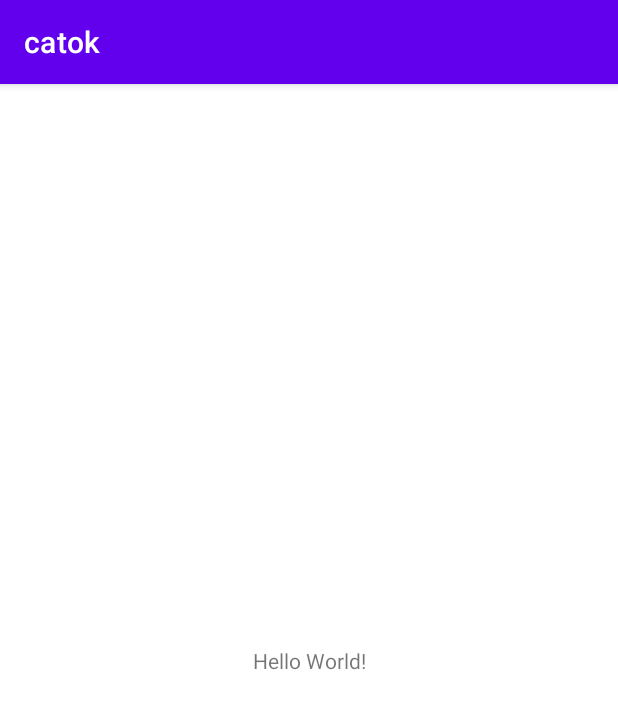
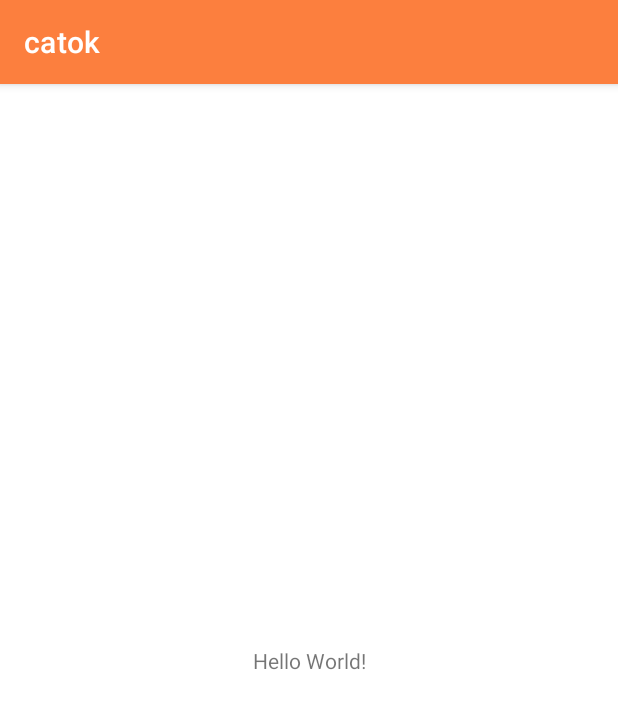
Before and after one commit to naufalmng/catok, an Android app: the screen it shows after launch (MainActivity), on a phone screen of 412 x 824 dp. Shown: the top 709 px of the screen. Run offline under Robolectric (Android 15) with nearby library versions, the phone set to English and light mode, and no system bars.

```diff
--- a/app/src/main/res/values-night/themes.xml
+++ b/app/src/main/res/values-night/themes.xml
@@ -2,7 +2,7 @@
     <!-- Base application theme. -->
     <style name="Theme.Catok" parent="Theme.MaterialComponents.DayNight.DarkActionBar">
         <!-- Primary brand color. -->
-        <item name="colorPrimary">@color/purple_200</item>
+        <item name="colorPrimary">@color/orange</item>
         <item name="colorPrimaryVariant">@color/purple_700</item>
         <item name="colorOnPrimary">@color/black</item>
         <!-- Secondary brand color. -->
--- a/app/src/main/res/values/colors.xml
+++ b/app/src/main/res/values/colors.xml
@@ -1,6 +1,6 @@
 <?xml version="1.0" encoding="utf-8"?>
 <resources>
-    <color name="purple_200">#FFBB86FC</color>
+    <color name="orange">#FC7F3E</color>
     <color name="purple_500">#FF6200EE</color>
     <color name="purple_700">#FF3700B3</color>
     <color name="teal_200">#FF03DAC5</color>
--- a/app/src/main/res/values/strings.xml
+++ b/app/src/main/res/values/strings.xml
@@ -1,3 +1,4 @@
 <resources>
     <string name="app_name">catok</string>
+    <string name="version">V1.0.0</string>
 </resources>
--- a/app/src/main/res/values/themes.xml
+++ b/app/src/main/res/values/themes.xml
@@ -2,7 +2,7 @@
     <!-- Base application theme. -->
     <style name="Theme.Catok" parent="Theme.MaterialComponents.DayNight.DarkActionBar">
         <!-- Primary brand color. -->
-        <item name="colorPrimary">@color/purple_500</item>
+        <item name="colorPrimary">@color/orange</item>
         <item name="colorPrimaryVariant">@color/purple_700</item>
         <item name="colorOnPrimary">@color/white</item>
         <!-- Secondary brand color. -->
```
Also changed, not shown: app/src/main/AndroidManifest.xml (+7 -0 lines), app/src/main/res/font/poppins_bold.xml (added, +7 -0 lines), app/src/main/res/font/poppins_medium.xml (added, +7 -0 lines), app/src/main/res/font/poppins_regular.xml (added, +7 -0 lines), app/src/main/res/font/poppins_semibold.xml (added, +7 -0 lines).
